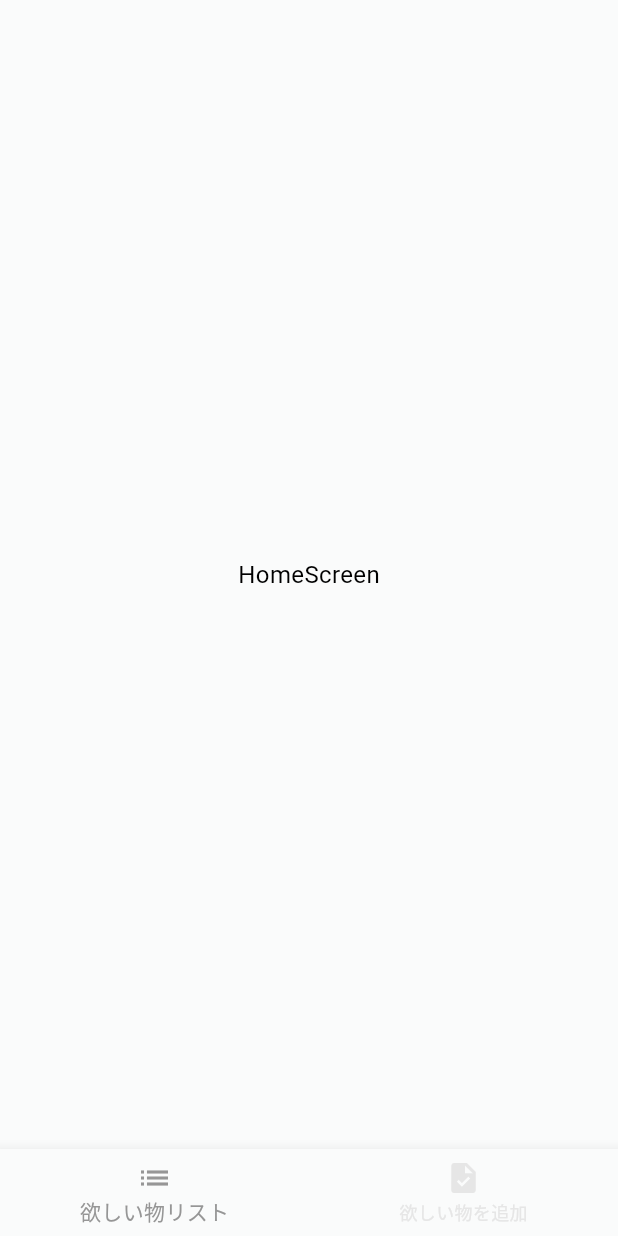
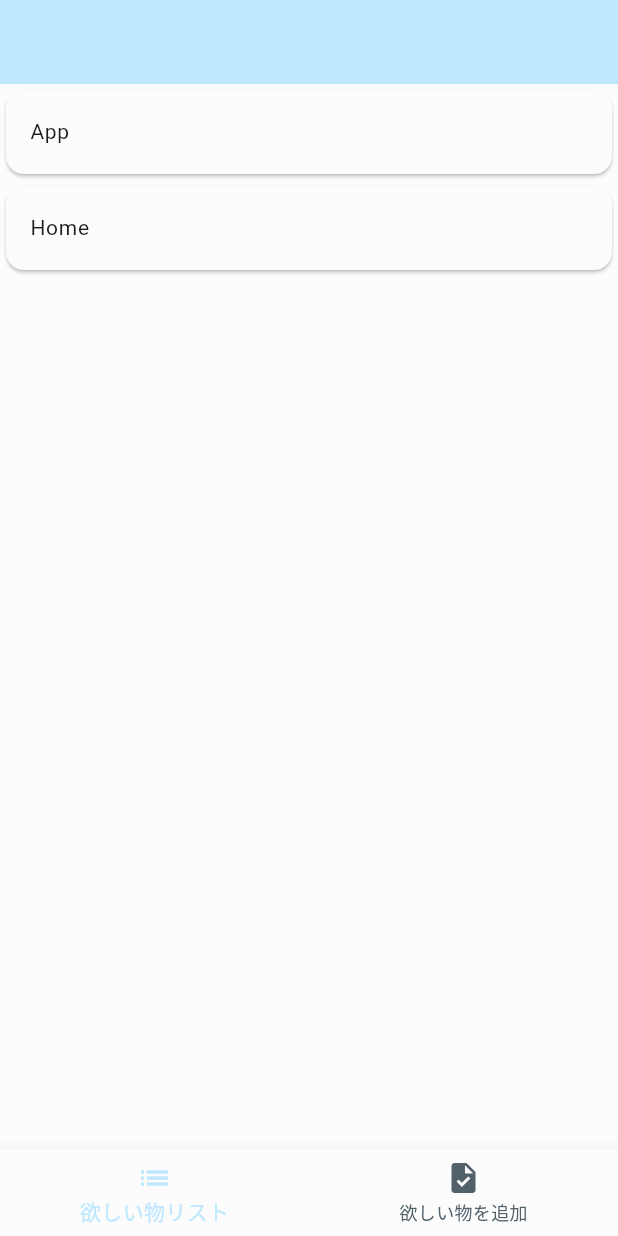
Before and after one commit to sakanafuto/Greed, a Flutter app: the screen it shows after launch, on a phone screen of 412 x 824 dp. Run offline on Flutter 3.47's test engine with Material 2 defaults, Android fonts, the phone set to English and light mode, and no system bars; our stand-ins replace go_router, google_fonts, hooks_riverpod.

```diff
--- a/lib/app.dart
+++ b/lib/app.dart
@@ -1,47 +1,20 @@
 import 'package:flutter/material.dart';
+import 'package:go_router/go_router.dart';
 import 'package:hello_app/favorite_page.dart';
 import 'package:hello_app/theme/app_theme.dart';
 import 'package:hello_app/todo_page.dart';
+import 'package:hooks_riverpod/hooks_riverpod.dart';
 
-class GreedApp extends StatelessWidget {
-  const GreedApp({Key? key}) : super(key: key);
+final appTabTypeProvider = StateProvider<AppTabType>((ref) => AppTabType.home);
 
-  @override
-  Widget build(BuildContext context) {
-    return const MaterialApp(
-      home: GreedHomePage(title: 'Greed Home Page'),
-    );
-  }
+enum AppTabType {
+  home,
+  settings,
+  favorite,
 }
 
-class GreedHomePage extends StatefulWidget {
-  const GreedHomePage({Key? key, required this.title}) : super(key: key);
-  final String title;
-
-  @override
-  State<StatefulWidget> createState() => _GreedHomePageState();
-}
-
-class _GreedHomePageState extends State<GreedHomePage> {
-  String _title = "";
-  var _currentIndex = 1;
-
-  void _onTap(int index) {
-    setState(() {
-      _currentIndex = index;
-      switch (index) {
-        case 0:
-          _title = "Settings";
-          break;
-        case 1:
-          _title = "List";
-          break;
-        case 2:
-          _title = "Favorite";
-          break;
-      }
-    });
-  }
+class GreedApp extends HookConsumerWidget {
+  GreedApp({Key? key}) : super(key: key);
 
   final _pages = [
     Container(),
@@ -50,44 +23,13 @@ class _GreedHomePageState extends State<GreedHomePage> {
   ];
 
   @override
-  Widget build(BuildContext context) {
+  Widget build(BuildContext context, WidgetRef ref) {
     return MaterialApp(
-      theme: AppThemeData.mainThemeData,
+      theme: Theme.of(context),
       home: Scaffold(
         appBar: AppBar(
-          shape: const RoundedRectangleBorder(
-              // borderRadius: BorderRadius.only(
-              //   bottomRight: Radius.elliptical(90, 30),
-              // ),
-              ),
           title: const Text("Awesome Title!!"),
           elevation: 0,
-        ),
-        body: Stack(
-          children: [
-            _pages[_currentIndex],
-            Align(
-              alignment: Alignment.topCenter,
-              child: Stack(
-                children: [
-                  Container(
-                    height: 300,
-                    color: Theme.of(context).primaryColor,
-                  ),
-                  Container(
-                    height: 300,
-                    decoration: BoxDecoration(
-                      borderRadius: const BorderRadius.only(
-                        topLeft: Radius.circular(160),
-                        topRight: Radius.circular(160),
-                      ),
-                      color: Theme.of(context).scaffoldBackgroundColor,
-                    ),
-                  ),
-                ],
-              ),
-            ),
-          ],
         ),
         drawer: Drawer(
           child: Container(
@@ -95,15 +37,21 @@ class _GreedHomePageState extends State<GreedHomePage> {
             child: Column(
               children: [
                 Text("ｈ１たいとるです",
-                    style: AppThemeData.mainThemeData.textTheme.headline1),
+                    style: Theme.of(context).textTheme.headline1),
                 Text("ｈ４たいとるです",
-                    style: AppThemeData.mainThemeData.textTheme.headline4),
+                    style: Theme.of(context).textTheme.headline4),
+                Card(
+                  child: ListTile(
+                    title: const Text("App"),
+                    onTap: () => context.go('/'),
+                  ),
+                ),
               ],
             ),
           ),
         ),
         bottomNavigationBar: BottomNavigationBar(
-          type: BottomNavigationBarType.shifting,
+          type: BottomNavigationBarType.fixed,
           items: const [
             BottomNavigationBarItem(
                 icon: Icon(Icons.settings), label: "Settings"),
@@ -111,9 +59,11 @@ class _GreedHomePageState extends State<GreedHomePage> {
             BottomNavigationBarItem(
                 icon: Icon(Icons.favorite), label: "Favorite"),
           ],
-          currentIndex: _currentIndex,
-          onTap: _onTap,
+          currentIndex: ref.watch(appTabTypeProvider).index,
+          onTap: (selectIndex) => ref.watch(appTabTypeProvider.state).state =
+              AppTabType.values[selectIndex],
         ),
+        body: _pages[ref.watch(appTabTypeProvider).index],
       ),
     );
   }
--- a/lib/component/bottom_navigation_bar.dart
+++ b/lib/component/bottom_navigation_bar.dart
@@ -33,7 +33,7 @@ class BottomNavigationBarView extends HookConsumerWidget {
             label: '欲しい物を追加',
           ),
         ],
-        onTap: (int selectIndex) => ref.read(tabTypeProvider.state).state = TabType.values[selectIndex],
+        onTap: (selectIndex) => ref.watch(tabTypeProvider.state).state = TabType.values[selectIndex],
         currentIndex: tabType.index,
       ),
       body: _views[tabType.index]
--- a/lib/favorite_page.dart
+++ b/lib/favorite_page.dart
@@ -10,11 +10,6 @@ class GreedAppBody extends StatelessWidget {
           margin: const EdgeInsets.all(40.0),
           padding: const EdgeInsets.all(80.0),
           decoration: BoxDecoration(
-              // color: Colors.white,
-              border: Border.all(
-                // color: Colors.lightGreen.shade500,
-                width: 3.0,
-              ),
               borderRadius: BorderRadius.circular(50),
               boxShadow: const [
                 BoxShadow(
--- a/lib/main.dart
+++ b/lib/main.dart
@@ -15,8 +15,8 @@ class MyApp extends HookConsumerWidget {
       routeInformationProvider: router.routeInformationProvider,
       routeInformationParser: router.routeInformationParser,
       routerDelegate: router.routerDelegate,
+      theme: AppThemeData.mainThemeData,
       title: 'GreedApp',
-      theme: AppThemeData.mainThemeData,
     );
   }
 }
--- a/lib/router/router.dart
+++ b/lib/router/router.dart
@@ -1,3 +1,4 @@
+import 'package:hello_app/app.dart';
 import 'package:hello_app/component/bottom_navigation_bar.dart';
 import 'package:hooks_riverpod/hooks_riverpod.dart';
 import 'package:go_router/go_router.dart';
@@ -10,6 +11,10 @@ final routerProvider = Provider(
           path: '/',
           builder: (context, state) => BottomNavigationBarView(),
         ),
+        GoRoute(
+          path: '/app',
+          builder: (context, state) => GreedApp(),
+        ),
       ],
   ),
 );
--- a/lib/screen/home_screen.dart
+++ b/lib/screen/home_screen.dart
@@ -1,4 +1,5 @@
 import 'package:flutter/material.dart';
+import 'package:go_router/go_router.dart';
 import 'package:hooks_riverpod/hooks_riverpod.dart';
 
 class HomeScreen extends HookConsumerWidget {
@@ -6,6 +7,27 @@ class HomeScreen extends HookConsumerWidget {
 
   @override
   Widget build(BuildContext context, WidgetRef ref) {
-    return const Scaffold(body: Center(child: Text('HomeScreen')));
+    return MaterialApp(
+      theme: Theme.of(context),
+      home: Scaffold(
+        appBar: AppBar(),
+        body: ListView(
+          children: [
+            Card(
+              child: ListTile(
+                title: const Text("App"),
+                onTap: () => context.go('/app'),
+              ),
+            ),
+            const Card(
+              child: ListTile(
+                title: Text("Home"),
+                onTap: null,
+              ),
+            ),
+          ],
+        ),
+      ),
+    );
   }
 }
--- a/lib/theme/app_theme.dart
+++ b/lib/theme/app_theme.dart
@@ -2,10 +2,9 @@ import 'package:flutter/material.dart';
 import 'package:google_fonts/google_fonts.dart';
 
 class AppThemeData {
-  static const _fillColor = Colors.black;
   static final Color _focusColor = Colors.black.withOpacity(0.2);
 
-  static ThemeData mainThemeData = themeData(mainColorScheme);
+  static ThemeData mainThemeData = themeData(lightColorScheme);
 
   static ThemeData themeData(ColorScheme colorScheme) {
     return ThemeData(
@@ -30,35 +29,59 @@ class AppThemeData {
     );
   }
 
-  static const ColorScheme mainColorScheme = ColorScheme(
+  static const ColorScheme lightColorScheme = ColorScheme(
     brightness: Brightness.light,
-    primary: Color.fromRGBO(200, 200, 200, 1),
-    primaryContainer: Color.fromRGBO(150, 150, 150, 1),
-    secondary: Color.fromRGBO(230, 230, 230, 1),
-    secondaryContainer: Color.fromRGBO(210, 210, 210, 1),
-    background: Color(0xFFFAFBFB),
-    surface: Color(0xFFFAFBFB),
-    onBackground: Color(0xFFFAFBFB),
-    error: _fillColor,
-    onError: _fillColor,
-    onPrimary: _fillColor,
-    onSecondary: _fillColor,
-    onSurface: _fillColor,
+    primary: Color(0xFF001a1d),
+    onPrimary: Color(0xFFFFFFFF),
+    primaryContainer: Color(0xFFBFE8FF),
+    onPrimaryContainer: Color(0xFF001F2A),
+    secondary: Color(0xFF526069),
+    onSecondary: Color(0xFFFFFFFF),
+    secondaryContainer: Color(0xFFD5E5EF),
+    onSecondaryContainer: Color(0xFF0F1D24),
+    tertiary: Color(0xFF5E5B76),
+    onTertiary: Color(0xFFFFFFFF),
+    tertiaryContainer: Color(0xFFE4DFFF),
+    onTertiaryContainer: Color(0xFF1B1930),
+    error: Color(0xFFBA1A1A),
+    onError: Color(0xFFFFFFFF),
+    errorContainer: Color(0xFFFFDAD6),
+    onErrorContainer: Color(0xFF410002),
+    background: Color(0xFFFCFCFD),
+    surface: Color(0xFFFCFCFD),
+    onBackground: Color(0xFF1A1C1D),
+    onSurface: Color(0xFF1A1C1D),
+    surfaceVariant: Color(0xFF1A1C1D),
+    onSurfaceVariant: Color(0xFF42484B),
+    outline: Color(0xFF72787C),
   );
 
   static final TextTheme _textTheme = TextTheme(
-    headline1: GoogleFonts.sawarabiGothic(fontWeight: FontWeight.w700, fontSize: 24.0),
-    headline2: GoogleFonts.sawarabiGothic(fontWeight: FontWeight.w700, fontSize: 22.0),
-    headline3: GoogleFonts.sawarabiGothic(fontWeight: FontWeight.w700, fontSize: 20.0),
-    headline4: GoogleFonts.sawarabiGothic(fontWeight: FontWeight.w500, fontSize: 18.0),
-    headline5: GoogleFonts.sawarabiGothic(fontWeight: FontWeight.w500, fontSize: 16.0),
-    headline6: GoogleFonts.sawarabiGothic(fontWeight: FontWeight.w500, fontSize: 16.0),
-    bodyText1: GoogleFonts.sawarabiGothic(fontWeight: FontWeight.w400, fontSize: 14.0),
-    bodyText2: GoogleFonts.sawarabiGothic(fontWeight: FontWeight.w400, fontSize: 16.0),
-    subtitle1: GoogleFonts.sawarabiGothic(fontWeight: FontWeight.w500, fontSize: 16.0),
-    subtitle2: GoogleFonts.sawarabiGothic(fontWeight: FontWeight.w500, fontSize: 14.0),
-    caption: GoogleFonts.sawarabiGothic(fontWeight: FontWeight.w600, fontSize: 14.0),
-    button: GoogleFonts.sawarabiGothic(fontWeight: FontWeight.w600, fontSize: 14.0),
-    overline: GoogleFonts.sawarabiGothic(fontWeight: FontWeight.w500, fontSize: 12.0),
+    headline1:
+        GoogleFonts.sawarabiGothic(fontWeight: FontWeight.w700, fontSize: 24.0),
+    headline2:
+        GoogleFonts.sawarabiGothic(fontWeight: FontWeight.w700, fontSize: 22.0),
+    headline3:
+        GoogleFonts.sawarabiGothic(fontWeight: FontWeight.w700, fontSize: 20.0),
+    headline4:
+        GoogleFonts.sawarabiGothic(fontWeight: FontWeight.w500, fontSize: 18.0),
+    headline5:
+        GoogleFonts.sawarabiGothic(fontWeight: FontWeight.w500, fontSize: 16.0),
+    headline6:
+        GoogleFonts.sawarabiGothic(fontWeight: FontWeight.w500, fontSize: 16.0),
+    bodyText1:
+        GoogleFonts.sawarabiGothic(fontWeight: FontWeight.w400, fontSize: 14.0),
+    bodyText2:
+        GoogleFonts.sawarabiGothic(fontWeight: FontWeight.w400, fontSize: 16.0),
+    subtitle1:
+        GoogleFonts.sawarabiGothic(fontWeight: FontWeight.w500, fontSize: 16.0),
+    subtitle2:
+        GoogleFonts.sawarabiGothic(fontWeight: FontWeight.w500, fontSize: 14.0),
+    caption:
+        GoogleFonts.sawarabiGothic(fontWeight: FontWeight.w600, fontSize: 14.0),
+    button:
+        GoogleFonts.sawarabiGothic(fontWeight: FontWeight.w600, fontSize: 14.0),
+    overline:
+        GoogleFonts.sawarabiGothic(fontWeight: FontWeight.w500, fontSize: 12.0),
   );
 }
```
Also changed, not shown: lib/todo_page.dart (+4 -8 lines), 4 other files.
